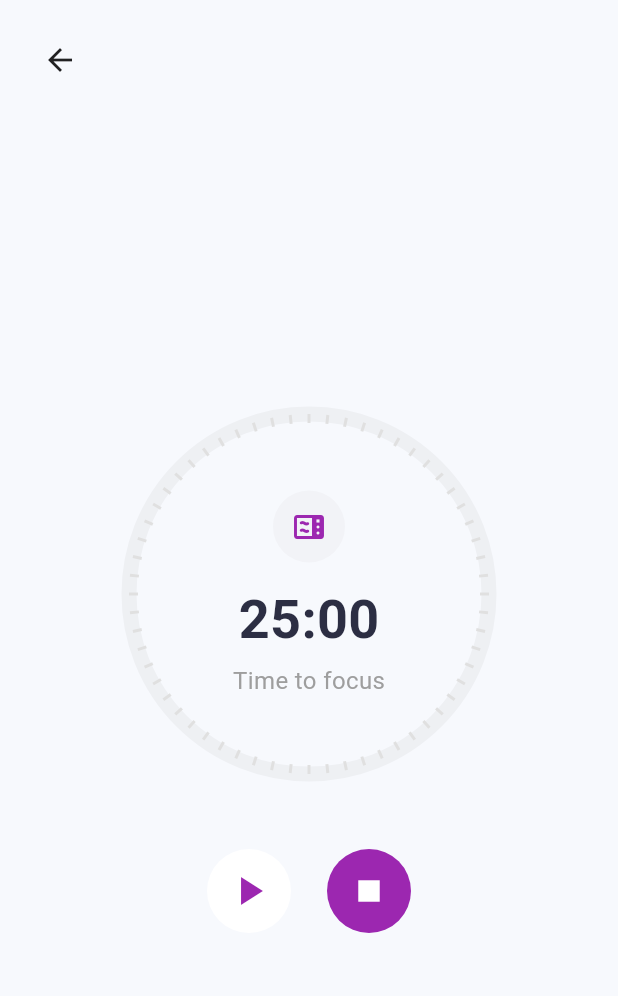
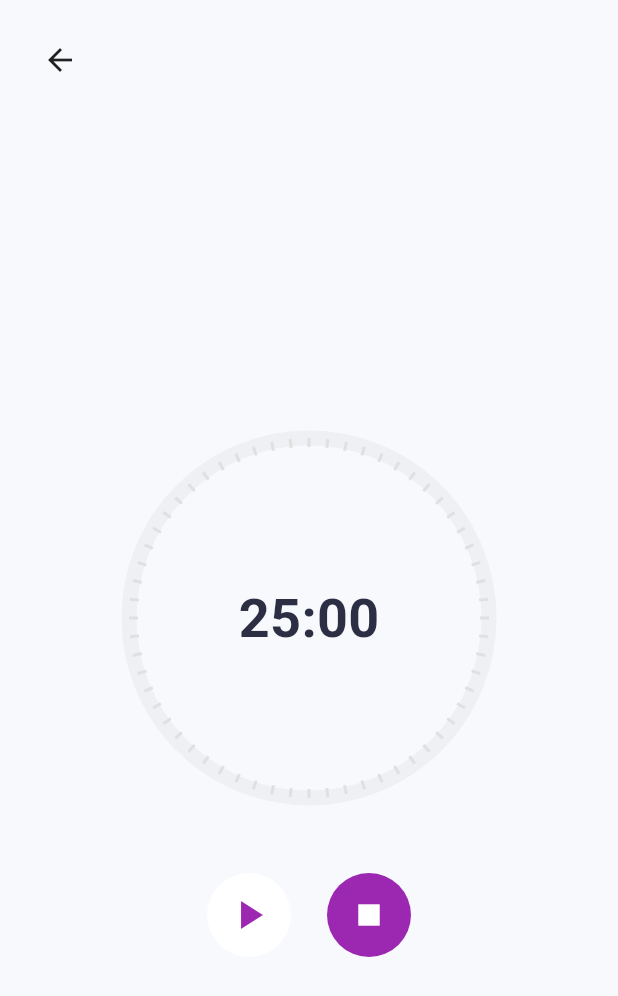
Before and after one commit to alanaraujo902/pomodorobasico2, a Flutter app: the FullScreenTimerView screen opened directly, on a phone screen of 412 x 824 dp. Shown: the top 996 px of the screen. Run offline on Flutter 3.47's test engine with Material 3 defaults, Android fonts, the phone set to English and light mode, and no system bars.

Commit message:
git push origin main

```diff
--- a/lib/screens/full_screen_timer.dart
+++ b/lib/screens/full_screen_timer.dart
@@ -40,6 +40,26 @@ class FullScreenTimerView extends StatelessWidget {
                     ),
                   ),
                 ),
+                const SizedBox(height: 16),
+                if (timer.currentSubtask != null)
+                  Container(
+                    padding: const EdgeInsets.symmetric(horizontal: 16, vertical: 8),
+                    margin: const EdgeInsets.symmetric(horizontal: 24),
+                    decoration: BoxDecoration(
+                      color: Colors.purple.shade50,
+                      borderRadius: BorderRadius.circular(12),
+                    ),
+                    child: Text(
+                      timer.currentSubtask!.title,
+                      textAlign: TextAlign.center,
+                      style: const TextStyle(
+                        fontSize: 16,
+                        fontWeight: FontWeight.bold,
+                        color: Colors.purple,
+                      ),
+                    ),
+                  ),
+                const SizedBox(height: 16),
                 Expanded(
                   child: Center(
                     child: Column(
@@ -50,16 +70,8 @@ class FullScreenTimerView extends StatelessWidget {
                           child: SizedBox(
                             width: 260,
                             height: 260,
-                            child: Column(
-                              mainAxisAlignment: MainAxisAlignment.center,
-                              children: [
-                                const CircleAvatar(
-                                  radius: 24,
-                                  backgroundColor: Color(0xFFF2F3F7),
-                                  child: Icon(Icons.microwave_rounded, color: Colors.purple),
-                                ),
-                                const SizedBox(height: 12),
-                                Text(
+                            child: Center(
+                              child: Text(
                                 "$minutes:$seconds",
                                 style: const TextStyle(
                                   fontSize: 36,
@@ -67,15 +79,6 @@ class FullScreenTimerView extends StatelessWidget {
                                   color: Color(0xFF2C2E43),
                                 ),
                               ),
-                                const SizedBox(height: 4),
-                                Text(
-                                  timer.currentSubtask?.title ?? "Time to focus",
-                                  style: const TextStyle(
-                                    fontSize: 16,
-                                    color: Colors.grey,
-                                  ),
-                                ),
-                              ],
                             ),
                           ),
                         ),
@@ -168,7 +171,6 @@ class _RadialTimerPainter extends CustomPainter {
       progressPaint,
     );
 
-    // Tick marks (radial dots)
     final tickPaint = Paint()
       ..color = Colors.grey.shade300
       ..strokeWidth = 2;
@@ -188,5 +190,6 @@ class _RadialTimerPainter extends CustomPainter {
   }
 
   @override
-  bool shouldRepaint(covariant _RadialTimerPainter oldDelegate) => oldDelegate.progress != progress;
+  bool shouldRepaint(covariant _RadialTimerPainter oldDelegate) =>
+      oldDelegate.progress != progress;
 }
```
Lines whose indentation alone changed are shown as unchanged.
